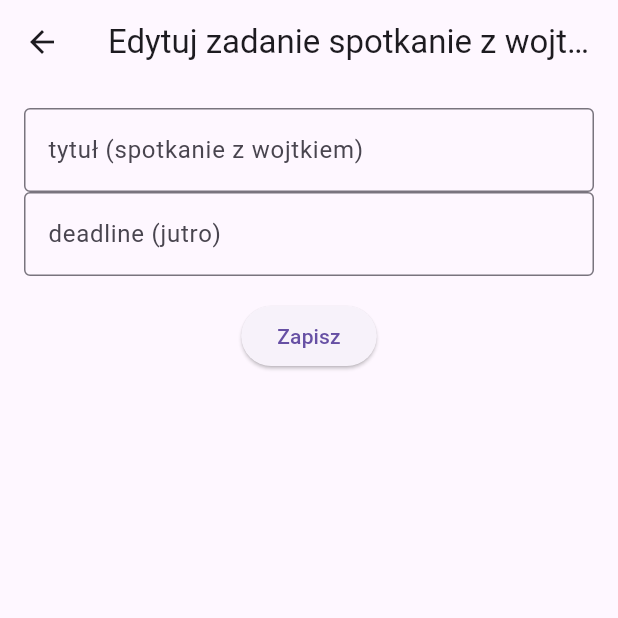
After one commit to ExoSmurf/ZalicezenieTAM, a Flutter app: the screen it shows after launch, after a tap on "Do zrobienia", after a tap on "Wykonane", after a tap on "spotkanie z wojtkiem", on a phone screen of 412 x 824 dp, the top half of it. The commit adds this screen. Run offline on Flutter 3.47's test engine with Material 3 defaults, Android fonts, the phone set to English and light mode, and no system bars.

Commit message:
lab 7
added: comprehensive task manipulation (2 ways of removing, editing, filtering), refactoring, restructurization, core TaskRepo change (interacting with a copy of repo - filtering needs)

```diff
--- a/lib/main.dart
+++ b/lib/main.dart
@@ -1,5 +1,7 @@
 import 'package:flutter/material.dart';
 import 'taskRepo.dart';
+import 'taskCard.dart';
+import 'manipulateTasks.dart';
 
 void main() {
   runApp(MyApp());
@@ -17,12 +19,28 @@ class MyApp extends StatelessWidget {
 class HomeScreen extends StatefulWidget {
   @override
   State<HomeScreen> createState() => _MyAppState();
+
 }
 
 class _MyAppState extends State<HomeScreen> {
 
+  String filter = "wszystkie";
+  String selectedFilter = "wszystkie";
+
   @override
   Widget build(BuildContext context) {
+
+    List<Task> filteredTasks = TaskRepository.task; // pomimo liczby pojedynczej to cala lista
+
+    if (selectedFilter == "wykonane") {
+      filteredTasks = TaskRepository.task
+          .where((task) => task.done)
+          .toList();
+    } else if (selectedFilter == "do zrobienia") {
+      filteredTasks = TaskRepository.task
+          .where((task) => !task.done)
+          .toList();
+    }
     return Scaffold(
         appBar: AppBar(
           title: Text("KrakFlow"),
@@ -33,7 +51,8 @@ class _MyAppState extends State<HomeScreen> {
               Column(
                 crossAxisAlignment: CrossAxisAlignment.start,
                 children: [
-                  Center(child: Text("Masz dziś ${TaskRepository.task.length} zadania",
+                  Center(
+                      child: Text("Masz dziś ${TaskRepository.task.length} zadania",
                       style: TextStyle(
                         fontSize: 22,
                         fontWeight: FontWeight.bold,
@@ -46,29 +65,137 @@ class _MyAppState extends State<HomeScreen> {
               Text("KrakFlow"),
               Text("Organizacja studiów"),
               Text("Dzisiejsze zadanka"),
-              SizedBox(height: 100),
+              SizedBox(height: 20),
+              Row(
+                mainAxisAlignment: MainAxisAlignment.center,
+                children: [
+                  TextButton(
+                    style: TextButton.styleFrom(
+                      foregroundColor: selectedFilter == "wszystkie" ?
+                      Colors.blue : Colors.grey
+                    ),
+                    onPressed: () {
+                      setState(() {
+                        selectedFilter = "wszystkie";
+                      });
+                    }, child: Text("Wszystkie")
+                  ),
+                  TextButton(
+                    style: TextButton.styleFrom(
+                        foregroundColor: selectedFilter == "do zrobienia" ?
+                        Colors.blue : Colors.grey
+                    ),
+                    onPressed: () {
+                      setState(() {
+                        selectedFilter = "do zrobienia";
+                      });
+                    }, child: Text("Do zrobienia")
+                  ),
+                  TextButton(
+                    style: TextButton.styleFrom(
+                        foregroundColor: selectedFilter == "wykonane" ?
+                        Colors.blue : Colors.grey
+                    ),
+                    onPressed: () {
+                      setState(() {
+                        selectedFilter = "wykonane";
+                      });
+                    }, child: Text("Wykonane")
+                  ),
+                ],
+
+              ),
               Expanded(
                   child: ListView.builder(
-                    itemCount: TaskRepository.task.length,
+                    itemCount: filteredTasks.length,
                     itemBuilder: (context, index) {
-                      return TaskCard(
-                          title: TaskRepository.task[index].title,
-                          subtitle: TaskRepository.task[index].deadline,
-                          icon: Icons.eighteen_mp_sharp,
-                          done: TaskRepository.task[index].done
-                      );
-                    }),)
+                      final task = filteredTasks[index];
+                      return Dismissible(
+                          key: ValueKey(task.title),
+                          direction: DismissDirection.startToEnd,
+                          onDismissed: (direction) {
+                            ScaffoldMessenger.of(context).showSnackBar(
+                              SnackBar(
+                                content: Text("rm: ${task.title}"),
+                              )
+                            );
+                            TaskRepository.remove(index); // chyba potrzebne zeby na task nie wrocil
+                          },
+                          child: TaskCard(
+                            title: task.title,
+                            subtitle: task.deadline,
+                            icon: Icons.eighteen_mp_sharp,
+                            done: task.done,
+                            onTap: () async {
+                              final realIndex = TaskRepository.task.indexOf(task);
+                              // trzeba zrobic real index poniewaz filteredTask tworzy
+                              // kopie i nowa liste, indexy nie sa zawsze takie same
+                              final Task? updatedTask = await Navigator.push(
+                                context,
+                                MaterialPageRoute(
+                                    builder: (context) => EditTaskScreen(
+                                        task: task
+                                    )
+                                ),
+                              );
+                              if (updatedTask != null) {
+                                setState(() {
+                                  TaskRepository.task[realIndex] = updatedTask;
+                              });
+                              }
+                            },
+                            onChanged: (value) async {
+                              final realIndex = TaskRepository.task.indexOf(task);
+                              setState(() {
+                                TaskRepository.task[realIndex] = Task(
+                                  title: task.title,
+                                  deadline: task.deadline,
+                                  done: value!
+                                );
+                              });
+                            }
+                      ));
+                    }),),
+                  IconButton(
+                      onPressed: () {
+                        showDialog(
+                          context: context,
+                          builder: (context) {
+                            return AlertDialog(
+                              title: Text("potwierdzenie"),
+                              content: Text("czy na pewno chcesz usunac WSZYSKIE zadania?"),
+                              actions: [
+                                TextButton(
+                                    onPressed: () => Navigator.pop(context),
+                                    child: Text("Anuluj")
+                                ),
+                                TextButton(
+                                    onPressed: () {
+                                      setState(() {
+                                        TaskRepository.task.clear();
+                                      });
+                                      Navigator.pop(context);
+                                    },
+                                    child: Text("usun")
+                                ),
+                              ],
+                            );
+                          }
+                        );
+                      }, icon: Icon(Icons.delete)
+                  ),
+                SizedBox(height: 20),
                 ],
               ),
           ),
         floatingActionButton: FloatingActionButton(
           onPressed: () async {
             final Task? newTask = await Navigator.push(
-                context, MaterialPageRoute(builder: (context) => AddTaskScreen(),)
+                context, MaterialPageRoute(builder: (context) => AddTaskScreen())
             );
             if (newTask != null) {
               setState(() {
-                TaskRepository.task.add(newTask);
+                filteredTasks.add(newTask);
               });
             }
           },
@@ -77,91 +204,3 @@ class _MyAppState extends State<HomeScreen> {
         );
   }
 }
-
-class TaskCard extends StatelessWidget {
-  final String title;
-  final String subtitle;
-  final IconData icon;
-  final bool done;
-
-  const TaskCard({
-    super.key,
-    required this.title,
-    required this.subtitle,
-    required this.icon,
-    required this.done,
-  });
-
-  @override
-  Widget build(BuildContext context) {
-    return Padding(
-      padding: EdgeInsets.symmetric(horizontal: 100),
-      child: Card(
-        child: ListTile(
-          leading: Icon(icon),
-          title: Text(
-            title,
-            style: TextStyle(
-              fontSize: 22,
-              fontWeight: FontWeight.bold,
-            ),
-          ),
-          subtitle: Row(
-              mainAxisAlignment: MainAxisAlignment.spaceBetween,
-              children: [Text(subtitle),Text(done.toString())]),
-        ),
-      ),
-    );
-  }
-}
-
-class AddTaskScreen extends StatelessWidget {
-  AddTaskScreen({super.key});
-
-  final TextEditingController tileController = TextEditingController();
-  final TextEditingController deadlineController = TextEditingController();
-  final TextEditingController prioController = TextEditingController();
-
-  @override
-  Widget build(BuildContext context) {
-    return Scaffold(
-      appBar: AppBar(
-        title: Text("Nowe zadanie"),
-      ),
-      body: Padding(
-              padding: EdgeInsets.all(16),
-              child: Column(
-                children: [
-                  TextField(
-                    controller: tileController,
-                    decoration: InputDecoration(
-                      labelText: "Tytuł zadania",
-                      border: OutlineInputBorder()
-                    ),
-                  ),
-                  TextField(
-                    controller: deadlineController,
-                    decoration: InputDecoration(
-                        labelText: "deadline zadania",
-                        border: OutlineInputBorder()
-                    ),
-                  ),
-                  TextField(
-                    controller: prioController,
-                    decoration: InputDecoration(
-                        labelText: "priorytet zadania",
-                        border: OutlineInputBorder()
-                    ),
-                  ),
-                  ElevatedButton(onPressed: () {
-                    final newTask = Task(title: tileController.text,
-                    deadline: deadlineController.text,
-                    done: false);
-
-                    Navigator.pop(context, newTask);
-                  }, child: Text("Zapisz"))
-          ],)
-        )
-    );
-  }
-}
--- /dev/null
+++ b/lib/manipulateTasks.dart
@@ -0,0 +1,109 @@
+import 'package:flutter/material.dart';
+import 'taskRepo.dart';
+import 'taskCard.dart';
+
+
+class AddTaskScreen extends StatelessWidget {
+  AddTaskScreen({super.key});
+
+  final TextEditingController tileController = TextEditingController();
+  final TextEditingController deadlineController = TextEditingController();
+  final TextEditingController prioController = TextEditingController();
+
+  @override
+  Widget build(BuildContext context) {
+    return Scaffold(
+        appBar: AppBar(
+          title: Text("Nowe zadanie"),
+        ),
+        body: Padding(
+            padding: EdgeInsets.all(16),
+            child: Column(
+              children: [
+                TextField(
+                  controller: tileController,
+                  decoration: InputDecoration(
+                      labelText: "Tytuł zadania",
+                      border: OutlineInputBorder()
+                  ),
+                ),
+                TextField(
+                  controller: deadlineController,
+                  decoration: InputDecoration(
+                      labelText: "deadline zadania",
+                      border: OutlineInputBorder()
+                  ),
+                ),
+                TextField(
+                  controller: prioController,
+                  decoration: InputDecoration(
+                      labelText: "priorytet zadania",
+                      border: OutlineInputBorder()
+                  ),
+                ),
+                SizedBox(height: 16),
+                ElevatedButton(onPressed: () {
+                  final newTask = Task(title: tileController.text,
+                      deadline: deadlineController.text,
+                      done: false);
+
+                  Navigator.pop(context, newTask);
+                }, child: Text("Zapisz"))
+              ],)
+        )
+    );
+  }
+}
+
+class EditTaskScreen extends StatelessWidget {
+  final Task task;
+  EditTaskScreen({super.key, required this.task});
+
+  final TextEditingController tileController = TextEditingController();
+  final TextEditingController deadlineController = TextEditingController();
+  final TextEditingController boolController = TextEditingController();
+
+  @override
+  Widget build(BuildContext context) {
+    return Scaffold(
+        appBar: AppBar(
+          title: Text("Edytuj zadanie ${task.title}"),
+        ),
+        body: Padding(
+            padding: EdgeInsets.all(16),
+            child: Column(
+              children: [
+                TextField(
+                  controller: tileController,
+                  decoration: InputDecoration(
+                      labelText: "tytuł (${task.title})",
+                      border: OutlineInputBorder()
+                  ),
+                ),
+                TextField(
+                  controller: deadlineController,
+                  decoration: InputDecoration(
+                      labelText: "deadline (${task.deadline})",
+                      border: OutlineInputBorder()
+                  ),
+                ),
+                // Checkbox(
+                //     value: task.done,
+                //     onChanged: (value) {
+                //       setState(() {
+                //         taskDone = value!;
+                //       });
+                //     }),
+                SizedBox(height: 16),
+                ElevatedButton(onPressed: () {
+                  final editedTask = Task(title: tileController.text,
+                      deadline: deadlineController.text,
+                      done: false); //do zmiany po checkbox
+
+                  Navigator.pop(context, editedTask);
+                }, child: Text("Zapisz"))
+              ],)
+        )
+    );
+  }
+}
--- /dev/null
+++ b/lib/taskCard.dart
@@ -0,0 +1,50 @@
+import 'package:flutter/material.dart';
+import 'taskRepo.dart';
+
+class TaskCard extends StatelessWidget {
+  final String title;
+  final String subtitle;
+  final IconData icon;
+  final bool done;
+  final VoidCallback? onTap;
+  final ValueChanged<bool?>? onChanged;
+
+  const TaskCard({
+    super.key,
+    required this.title,
+    required this.subtitle,
+    required this.icon,
+    required this.done,
+    this.onTap,
+    this.onChanged,
+  });
+
+  @override
+  Widget build(BuildContext context) {
+    return Padding(
+      padding: EdgeInsets.symmetric(horizontal: 100),
+      child: Card(
+        child: ListTile(
+          onTap: onTap,
+          leading: Checkbox(
+              value: done,
+              onChanged: onChanged
+          ),
+          title: Text(
+            title,
+            style: TextStyle(
+              decoration: done ? TextDecoration.lineThrough : TextDecoration.none,
+              fontSize: 22,
+              fontWeight: FontWeight.bold,
+              color: done ? Colors.black : Colors.blue,
+            ),
+          ),
+          subtitle: Row(
+              mainAxisAlignment: MainAxisAlignment.spaceBetween,
+              children: [Text(subtitle),Text(done.toString())]),
+          trailing: Icon(Icons.chevron_right),
+        ),
+      ),
+    );
+  }
+}
--- a/lib/taskRepo.dart
+++ b/lib/taskRepo.dart
@@ -4,6 +4,9 @@ class TaskRepository {
     Task(title: "wojna", deadline: "dzis", done: false),
     Task(title: "flutter", deadline: "po-jutrze", done: false),
   ];
+  static void remove(index) {
+    task.removeAt(index);
+  }
 }
 
 
```
